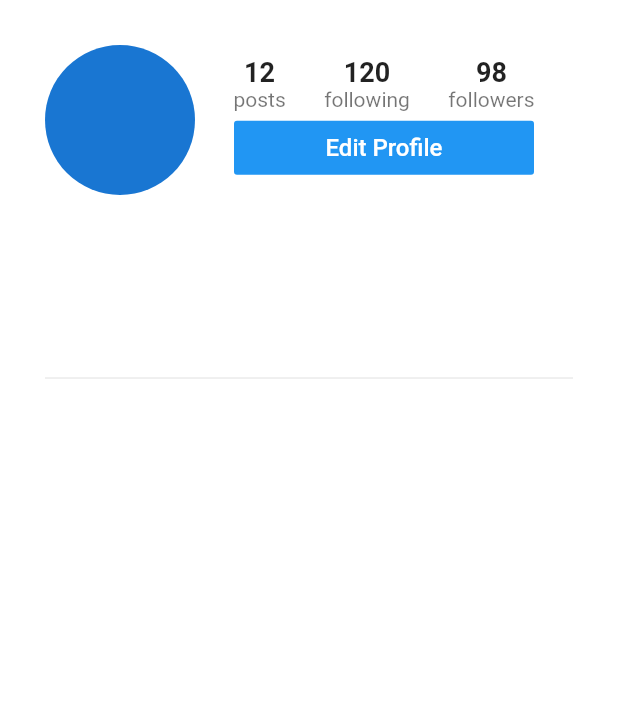
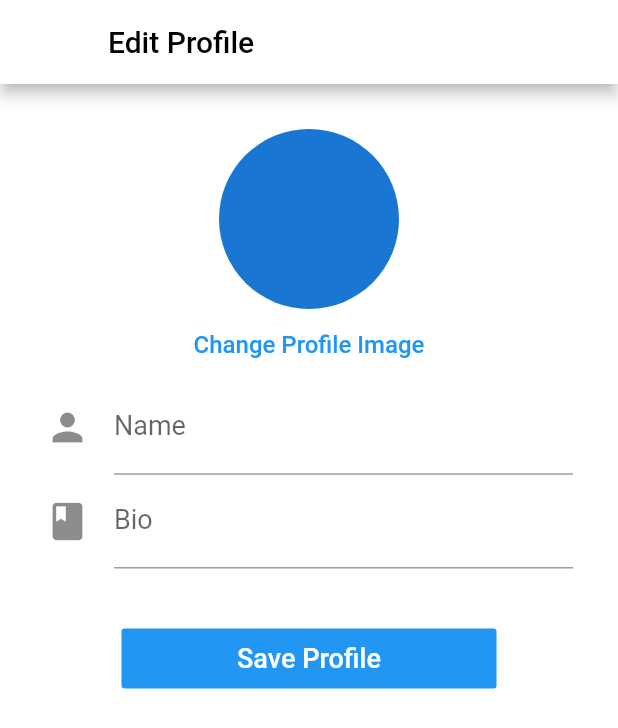
Before and after one commit to tejastn10/Insta_Clone, a Flutter app: the Profile screen opened directly, after a tap on "Edit Profile", on a phone screen of 412 x 824 dp. Shown: the top 728 px of the screen. Run offline on Flutter 3.47's test engine with Material 2 defaults, Android fonts, the phone set to English and light mode, and no system bars; our stand-ins replace cloud_firestore, firebase_auth, firebase_core; accounts and stored records are empty.

Commit message:
📦 NEW: Edit Profile Screen

```diff
--- /dev/null
+++ b/lib/screens/extras/edit_profile.dart
@@ -0,0 +1,130 @@
+import 'package:Insta_Clone/models/user.dart';
+import 'package:Insta_Clone/services/database.dart';
+import 'package:flutter/material.dart';
+
+class EditProfile extends StatefulWidget {
+  final User user;
+
+  EditProfile({this.user});
+
+  @override
+  _EditProfileState createState() => _EditProfileState();
+}
+
+class _EditProfileState extends State<EditProfile> {
+  final _formkey = GlobalKey<FormState>();
+  String _name, _bio = "";
+
+  @override
+  void initState() {
+    super.initState();
+    _name = widget.user.name;
+    _bio = widget.user.bio;
+  }
+
+  _submit() {
+    if (_formkey.currentState.validate()) {
+      _formkey.currentState.save();
+
+      // * Update user in database
+      String _profileImageURL = "";
+      User user = User(
+        id: widget.user.id,
+        name: _name,
+        profileImageURL: _profileImageURL,
+        bio: _bio,
+      );
+
+      Database.updateUser(user);
+
+      Navigator.pop(context);
+    }
+  }
+
+  @override
+  Widget build(BuildContext context) {
+    return Scaffold(
+      backgroundColor: Colors.white,
+      appBar: AppBar(
+        backgroundColor: Colors.white,
+        title: Text(
+          "Edit Profile",
+          style: TextStyle(color: Colors.black),
+        ),
+      ),
+      body: SingleChildScrollView(
+        child: Container(
+          height: MediaQuery.of(context).size.height,
+          child: Padding(
+            padding: const EdgeInsets.all(30.0),
+            child: Form(
+              key: _formkey,
+              child: Column(
+                children: [
+                  CircleAvatar(
+                    radius: 60.0,
+                  ),
+                  FlatButton(
+                    onPressed: () => print("Change Profile image"),
+                    child: Text(
+                      "Change Profile Image",
+                      style: TextStyle(
+                        color: Theme.of(context).accentColor,
+                        fontSize: 16.0,
+                      ),
+                    ),
+                  ),
+                  TextFormField(
+                    initialValue: _name,
+                    style: TextStyle(
+                      fontSize: 18.0,
+                    ),
+                    decoration: InputDecoration(
+                        icon: Icon(
+                          Icons.person,
+                          size: 30.0,
+                        ),
+                        labelText: "Name"),
+                    validator: (input) => input.trim().length < 1
+                        ? "Please enter valid name"
+                        : null,
+                    onSaved: (input) => _name = input,
+                  ),
+                  TextFormField(
+                    initialValue: _bio,
+                    style: TextStyle(
+                      fontSize: 18.0,
+                    ),
+                    decoration: InputDecoration(
+                        icon: Icon(
+                          Icons.book,
+                          size: 30.0,
+                        ),
+                        labelText: "Bio"),
+                    validator: (input) => input.trim().length > 140
+                        ? "Limit exceeded! Please keep upto 140 characters"
+                        : null,
+                    onSaved: (input) => _bio = input,
+                  ),
+                  Container(
+                    margin: EdgeInsets.all(40.0),
+                    height: 40.0,
+                    width: 250.0,
+                    child: FlatButton(
+                      onPressed: _submit,
+                      color: Colors.blue,
+                      child: Text(
+                        "Save Profile",
+                        style: TextStyle(fontSize: 18.0, color: Colors.white),
+                      ),
+                    ),
+                  )
+                ],
+              ),
+            ),
+          ),
+        ),
+      ),
+    );
+  }
+}
--- a/lib/screens/pages/profile.dart
+++ b/lib/screens/pages/profile.dart
@@ -1,4 +1,5 @@
 import 'package:Insta_Clone/models/user.dart';
+import 'package:Insta_Clone/screens/extras/edit_profile.dart';
 import 'package:Insta_Clone/utilities/constants.dart';
 import 'package:flutter/material.dart';
 
@@ -98,7 +99,14 @@ class _ProfileState extends State<Profile> {
                                 style: TextStyle(
                                     fontSize: 16.0, color: Colors.white),
                               ),
-                              onPressed: () => print("Edit Profile"),
+                              onPressed: () => Navigator.push(
+                                context,
+                                MaterialPageRoute(
+                                  builder: (_) => EditProfile(
+                                    user: user,
+                                  ),
+                                ),
+                              ),
                             ),
                           )
                         ],
```
